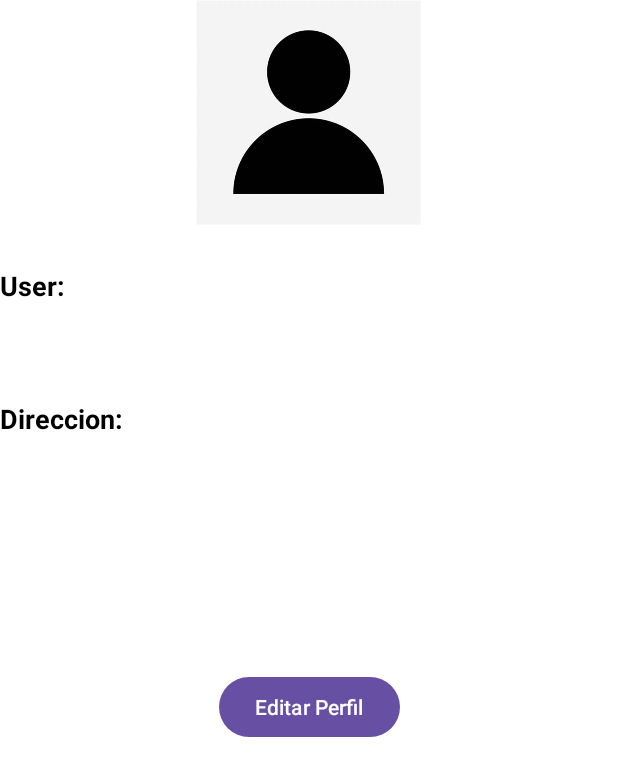
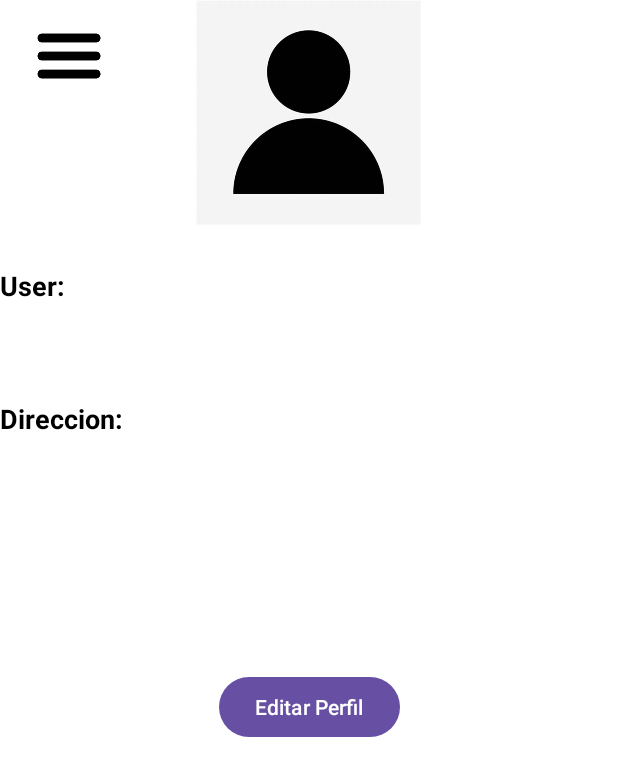
Before and after one commit to j0se-2501/proyectoAndroid, an Android app: the ActivityPerfil screen opened directly, with no data from a screen before it, on a phone screen of 412 x 824 dp. Shown: the top 776 px of the screen. Run offline under Robolectric (Android 15) with nearby library versions, the phone set to English and light mode, and no system bars.

Commit message:
añadido el drawer al perfil

```diff
--- a/ProyectoTocho/app/src/main/res/layout/activity_perfil.xml
+++ b/ProyectoTocho/app/src/main/res/layout/activity_perfil.xml
@@ -1,12 +1,35 @@
 <?xml version="1.0" encoding="utf-8"?>
-<androidx.constraintlayout.widget.ConstraintLayout xmlns:android="http://schemas.android.com/apk/res/android"
+<androidx.drawerlayout.widget.DrawerLayout
+    xmlns:android="http://schemas.android.com/apk/res/android"
     xmlns:app="http://schemas.android.com/apk/res-auto"
     xmlns:tools="http://schemas.android.com/tools"
+    android:id="@+id/drawer_layout"
     android:layout_width="match_parent"
     android:layout_height="match_parent"
     android:background="#FFFFFF"
-    tools:context=".ActivityPerfil">
+    tools:context=".ActivityPerfil"
+    tools:openDrawer="start"
+    >
 
+    <!-- Contenido principal de la ActivityPerfil -->
+    <androidx.constraintlayout.widget.ConstraintLayout
+        android:layout_width="match_parent"
+        android:layout_height="match_parent">
+
+        <ImageButton
+            android:id="@+id/buttonAbrirDrawer"
+            android:layout_width="72dp"
+            android:layout_height="54dp"
+            android:layout_centerInParent="true"
+            android:layout_marginStart="10dp"
+            android:layout_marginTop="10dp"
+            android:backgroundTint="@color/white"
+            android:scaleType="centerCrop"
+            android:text="Abrir Drawer"
+            app:layout_constraintStart_toStartOf="parent"
+            app:layout_constraintTop_toTopOf="parent"
+            app:layout_constraintVertical_bias="0.52"
+            app:srcCompat="@drawable/btn_hamburguesa" />
     <ImageView
         android:id="@+id/imageViewPerfil"
         android:layout_width="150dp"
@@ -58,6 +81,34 @@
         app:layout_constraintStart_toStartOf="parent"
         app:layout_constraintTop_toBottomOf="@+id/userEmailTextView2" />
 
-    <!-- Otros elementos de la vista de perfil, como nombre, correo, etc. -->
 
 </androidx.constraintlayout.widget.ConstraintLayout>
+
+    <androidx.constraintlayout.widget.ConstraintLayout
+        android:layout_width="240dp"
+        android:layout_height="match_parent"
+        android:layout_gravity="start"
+        android:background="@android:color/white"
+        android:gravity="start">
+
+        <!-- Contenido personalizado del cajón de navegación -->
+        <include
+            android:id="@+id/app_bar_nav_drawer"
+            layout="@layout/app_bar_nav_drawer"
+            android:layout_width="match_parent"
+            android:layout_height="match_parent" />
+
+        <com.google.android.material.navigation.NavigationView
+            android:id="@+id/nav_view"
+            android:layout_width="wrap_content"
+            android:layout_height="match_parent"
+            android:layout_gravity="start"
+            android:fitsSystemWindows="true"
+            app:headerLayout="@layout/nav_header_nav_drawer"
+            app:layout_constraintEnd_toEndOf="parent"
+            app:layout_constraintStart_toStartOf="parent"
+            app:menu="@menu/activity_main_drawer" />
+
+    </androidx.constraintlayout.widget.ConstraintLayout>
+
+</androidx.drawerlayout.widget.DrawerLayout>
```
Also changed, not shown: ProyectoTocho/app/src/main/java/com/example/proyectotocho/ActivityPerfil.java (+57 -1 lines), ProyectoTocho/app/src/main/java/com/example/proyectotocho/UserActivity.java (+0 -16 lines), ProyectoTocho/app/src/main/res/layout/activity_user.xml (+1 -13 lines).
